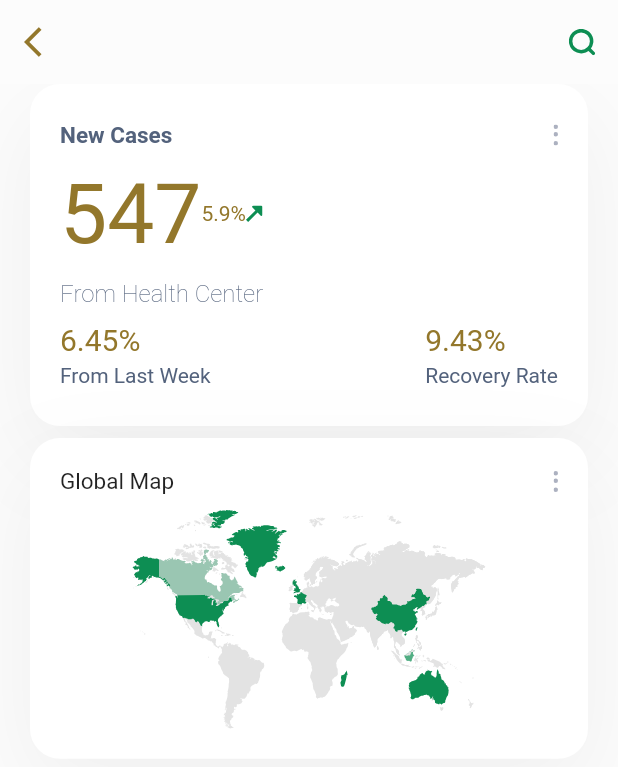
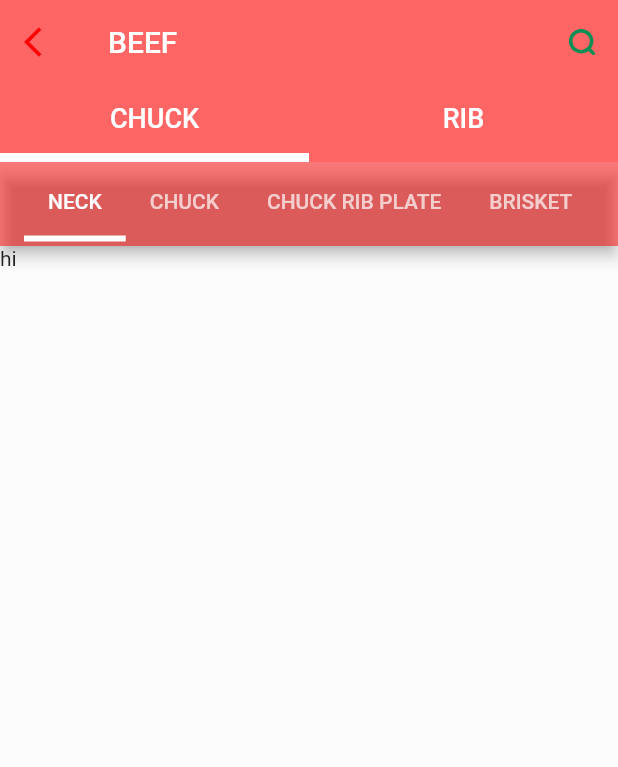
Before and after one commit to nmakucsd/Kiss-My-Round, a Flutter app: the screen it shows after launch, after a tap on "BEEF", on a phone screen of 412 x 824 dp. Shown: the top 767 px of the screen. Run offline on Flutter 3.47's test engine with Material 2 defaults, Android fonts, the phone set to English and light mode, and no system bars; our stand-ins replace flutter_svg.

Commit message:
Add 2 Layers of TabBars
Add the Chuck and Rib TabBars and add some input for a sub TabBar.

```diff
--- a/kiss_my_round/lib/constants.dart
+++ b/kiss_my_round/lib/constants.dart
@@ -3,6 +3,6 @@ import 'package:flutter/material.dart';
 const kTextColor = Color(0xFF1E2432);
 const kTextMediumColor = Color(0xFF53627C);
 const kTextLightColor = Color(0xFFACB1C0);
-const kPrimaryColor = Color(0xFF93772B);
+const kPrimaryColor = Color(0xFFFF0000);
 const kBackgroundColor = Color(0xFFFCFCFC);
 const kInactiveChartColor = Color(0xFFEAECEF);
--- /dev/null
+++ b/kiss_my_round/lib/screens/beef_screen.dart
@@ -0,0 +1,108 @@
+import 'package:kiss_my_round/constants.dart';
+import 'package:kiss_my_round/styles/my_icons.dart';
+import 'package:flutter/material.dart';
+import 'package:flutter_svg/svg.dart';
+import 'package:kiss_my_round/widgets/chuck_top_tabs.dart';
+import 'package:kiss_my_round/widgets/rib_top_tabs.dart';
+
+class BeefScreen extends StatefulWidget {
+  @override
+  State<StatefulWidget> createState() {
+    return _BeefScreenState();
+  }
+}
+
+class _BeefScreenState extends State<BeefScreen> {
+  @override
+  Widget build(BuildContext context) {
+    return DefaultTabController(
+      length: 2,
+      child: Scaffold(
+        //Build a bar for the first layer of division (Chuck, Ribs, Loins, Round)
+        appBar: buildBeefAppBar(context, "BEEF"),
+
+        //Build a second Tab Bar for each selection in first layer
+        body: TabBarView(
+          children: <Widget>[
+            ChuckTopTabs(),
+            RibTopTabs(),
+          ],
+        ),
+      ),
+    );
+  }
+
+  AppBar buildBeefAppBar(BuildContext context, String title) {
+    return AppBar(
+      backgroundColor: kPrimaryColor.withOpacity(0.6),
+      elevation: 0,
+      leading: IconButton(
+        icon: Icon(
+          Icons.arrow_back_ios,
+          color: kPrimaryColor,
+        ),
+        onPressed: () {
+          Navigator.pop(context);
+        },
+      ),
+      title: Text(title),
+      actions: <Widget>[
+        IconButton(
+          icon: SvgPicture.asset(iconSearch),
+          onPressed: () {},
+        ),
+      ],
+      bottom: TabBar(
+        isScrollable: false,
+        indicatorColor: Colors.white,
+        indicatorWeight: 6,
+        onTap: (section) {
+          setState(() {
+            switch (section) {
+              case 0:
+                break;
+              case 1:
+                break;
+
+              default:
+            }
+          });
+        },
+        tabs: <Widget>[
+          Tab(
+            child: Container(
+              child: Text(
+                'CHUCK',
+                style: TextStyle(color: Colors.white, fontSize: 18.0),
+              ),
+            ),
+          ),
+          Tab(
+            child: Container(
+              child: Text(
+                'RIB',
+                style: TextStyle(color: Colors.white, fontSize: 18.0),
+              ),
+            ),
+          ),
+          // Tab(
+          //   child: Container(
+          //     child: Text(
+          //       'LOIN',
+          //       style: TextStyle(color: Colors.white, fontSize: 18.0),
+          //     ),
+          //   ),
+          // ),
+          // Tab(
+          //   child: Container(
+          //     child: Text(
+          //       'ROUND',
+          //       style: TextStyle(color: Colors.white, fontSize: 18.0),
+          //     ),
+          //   ),
+          // ),
+        ],
+      ),
+    );
+  }
+}
--- a/kiss_my_round/lib/screens/home_screen.dart
+++ b/kiss_my_round/lib/screens/home_screen.dart
@@ -4,7 +4,9 @@ import 'package:flutter/material.dart';
 import 'package:flutter/rendering.dart';
 import 'package:flutter_svg/svg.dart';
 import 'package:kiss_my_round/styles/my_icons.dart';
+import 'package:kiss_my_round/widgets/popular_card.dart';
 
+import 'beef_screen.dart';
 import 'details_screen.dart';
 // import 'details_screen.dart';
 
@@ -13,11 +15,14 @@ class HomeScreen extends StatelessWidget {
   Widget build(BuildContext context) {
     return Scaffold(
       appBar: buildAppBar(),
-      body: Column(
+      body: ListView(
+        children: [
+          Column(
             crossAxisAlignment: CrossAxisAlignment.center,
             children: <Widget>[
               Container(
-            padding: EdgeInsets.only(left: 20, top: 20, right: 20, bottom: 20),
+                padding:
+                    EdgeInsets.only(left: 20, top: 20, right: 20, bottom: 20),
                 width: double.infinity,
                 decoration: BoxDecoration(
                   color: kPrimaryColor,
@@ -48,7 +53,7 @@ class HomeScreen extends StatelessWidget {
                               context,
                               MaterialPageRoute(
                                 builder: (context) {
-                              return DetailsScreen();
+                                  return BeefScreen();
                                 },
                               ),
                             );
@@ -96,84 +101,71 @@ class HomeScreen extends StatelessWidget {
                             );
                           },
                         ),
-                    // InfoCard(
-                    //   title: "Total Deaths",
-                    //   iconColor: Color(0xFFFF2D55),
-                    //   effectedNum: 75,
-                    //   press: () {},
-                    // ),
-                    // InfoCard(
-                    //   title: "Total Recovered",
-                    //   iconColor: Color(0xFF50E3C2),
-                    //   effectedNum: 75,
-                    //   press: () {},
-                    // ),
-                    // InfoCard(
-                    //     title: "New Cases",
-                    //     iconColor: Color(0xFF5859D6),
-                    //     effectedNum: 75,
-                    //     press: () {
-                    //       Navigator.push(
-                    //         context,
-                    //         MaterialPageRoute(
-                    //           builder: (context) {
-                    //             return DetailsScreen();
-                    //           },
-                    //         ),
-                    //       );
-                    //     }),
                       ],
                     ),
                     SizedBox(height: 10),
                   ],
                 ),
               ),
-          SizedBox(height: 5),
+              SizedBox(height: 20),
+              //
+
               Padding(
                 padding: const EdgeInsets.symmetric(horizontal: 20),
-            child: SingleChildScrollView(
                 child: Column(
                   crossAxisAlignment: CrossAxisAlignment.start,
                   children: <Widget>[
                     Text(
-                    "Preventions",
+                      "What's Popular",
                       style: Theme.of(context)
                           .textTheme
                           .title
                           .copyWith(fontWeight: FontWeight.bold),
                     ),
                     SizedBox(height: 5),
-                  buildPrevention(),
+
+                    //
+
+                    SingleChildScrollView(
+                      scrollDirection: Axis.horizontal,
+                      child: Row(
+                        children: <Widget>[
+                          PopularCard(
+                            item: "RIBEYE",
+                            animal: "BEEF",
+                            imgSrc: cowPicture,
+                            press: () {},
+                          ),
+                          PopularCard(
+                            item: "FILET MIGNON",
+                            animal: "BEEF",
+                            imgSrc: cowPicture,
+                            press: () {},
+                          ),
+                          PopularCard(
+                            item: "CARNE ASADA",
+                            animal: "BEEF",
+                            imgSrc: cowPicture,
+                            press: () {},
+                          ),
+                          PopularCard(
+                            item: "PORK CHOP",
+                            animal: "PORK",
+                            imgSrc: pigPicture,
+                            press: () {},
+                          )
+                        ],
+                      ),
+                    ),
                     SizedBox(height: 5),
                     buildHelpCard(context),
                   ],
                 ),
-            ),
               )
             ],
           ),
-    );
-  }
-
-  Row buildPrevention() {
-    return Row(
-      mainAxisAlignment: MainAxisAlignment.spaceBetween,
-      //Three prevention pictures
-      children: <Widget>[
-        // PreventionCard(
-        //   svgSrc: iconWashHands,
-        //   title: "Wash Hands",
-        // ),
-        // PreventionCard(
-        //   svgSrc: iconUseMask,
-        //   title: "Use Mask",
-        // ),
-        // PreventionCard(
-        //   svgSrc: iconCleanDisinfect,
-        //   title: "Clean Disinfect",
-        // ),
-        Text('Prevention Cards'),
         ],
+      ),
     );
   }
 
@@ -255,27 +247,3 @@ class HomeScreen extends StatelessWidget {
     );
   }
 }
-
-class PreventionCard extends StatelessWidget {
-  final String svgSrc;
-  final String title;
-  const PreventionCard({
-    Key key,
-    this.svgSrc,
-    this.title,
-  }) : super(key: key);
-
-  @override
-  Widget build(BuildContext context) {
-    return Column(
-      children: <Widget>[
-        SvgPicture.asset(svgSrc),
-        Text(
-          title,
-          style:
-              Theme.of(context).textTheme.body2.copyWith(color: kPrimaryColor),
-        )
-      ],
-    );
-  }
-}
--- /dev/null
+++ b/kiss_my_round/lib/widgets/chuck_top_tabs.dart
@@ -0,0 +1,91 @@
+import 'package:flutter/material.dart';
+import 'package:kiss_my_round/constants.dart';
+
+class ChuckTopTabs extends StatefulWidget {
+  @override
+  _ChuckTopTabsState createState() => _ChuckTopTabsState();
+}
+
+class _ChuckTopTabsState extends State<ChuckTopTabs>
+    with SingleTickerProviderStateMixin {
+  TabController _tabController;
+
+  @override
+  void initState() {
+    super.initState();
+    _tabController = new TabController(length: 10, vsync: this);
+    _tabController.addListener(_handleTabSelection);
+  }
+
+  void _handleTabSelection() {
+    setState(() {});
+  }
+
+  @override
+  Widget build(BuildContext context) {
+    return DefaultTabController(
+      length: 10,
+      child: Scaffold(
+        appBar: AppBar(
+          automaticallyImplyLeading: false,
+          backgroundColor: kPrimaryColor.withOpacity(0.5),
+          title: TabBar(
+            controller: _tabController,
+            isScrollable: true,
+            indicatorWeight: 4.0,
+            indicatorColor: Colors.white,
+            unselectedLabelColor: Colors.grey[250],
+            tabs: <Widget>[
+              Tab(
+                child: Text("NECK"),
+              ),
+              Tab(
+                child: Text("CHUCK"),
+              ),
+              Tab(
+                child: Text("CHUCK RIB PLATE"),
+              ),
+              Tab(
+                child: Text("BRISKET"),
+              ),
+              Tab(
+                child: Text("FORESHANK"),
+              ),
+              Tab(
+                child: Text("TERES MAJOR"),
+              ),
+              Tab(
+                child: Text("UNDERBLADE"),
+              ),
+              Tab(
+                child: Text("SHOULDER CLOD"),
+              ),
+              Tab(
+                child: Text("FLAT IRON STEAK"),
+              ),
+              Tab(
+                child: Text("MOCK TENDER"),
+              ),
+            ],
+          ),
+        ),
+        body: TabBarView(
+          //adds content into tab
+          controller: _tabController,
+          children: <Widget>[
+            Text("hi"),
+            Text("hi"),
+            Text("hi"),
+            Text("hi"),
+            Text("hi"),
+            Text("hi"),
+            Text("hi"),
+            Text("hi"),
+            Text("hi"),
+            Text("hi"),
+          ],
+        ),
+      ),
+    );
+  }
+}
--- a/kiss_my_round/lib/widgets/info_card.dart
+++ b/kiss_my_round/lib/widgets/info_card.dart
@@ -28,7 +28,14 @@ class InfoCard extends StatelessWidget {
             //here constraints.maxWidth provides us the available width for the widget
             decoration: BoxDecoration(
               color: Colors.white,
-              borderRadius: BorderRadius.circular(8),
+              borderRadius: BorderRadius.circular(15),
+              boxShadow: [
+                BoxShadow(
+                  offset: Offset(0, 5),
+                  blurRadius: 0,
+                  color: Colors.black.withOpacity(0.1),
+                )
+              ],
             ),
             child: Column(
               crossAxisAlignment: CrossAxisAlignment.center,
--- /dev/null
+++ b/kiss_my_round/lib/widgets/popular_card.dart
@@ -0,0 +1,69 @@
+import 'package:flutter/material.dart';
+
+import '../constants.dart';
+
+class PopularCard extends StatelessWidget {
+  final String item, animal, imgSrc;
+  final Function press;
+  const PopularCard({
+    Key key,
+    this.item,
+    this.animal,
+    this.imgSrc,
+    this.press,
+  }) : super(key: key);
+
+  @override
+  Widget build(BuildContext context) {
+    //card outside of the picture
+    //this size provides you the total height and width of the screen
+    Size size = MediaQuery.of(context).size;
+    return Container(
+      margin: EdgeInsets.only(left: 5, right: 10, top: 20, bottom: 20),
+      decoration: BoxDecoration(
+        color: Colors.white,
+        borderRadius: BorderRadius.circular(10),
+        boxShadow: [
+          BoxShadow(
+            offset: Offset(0, 5),
+            blurRadius: 5,
+            color: Color(0xFFB0CCE1).withOpacity(0.32),
+          )
+        ],
+      ),
+      child: Material(
+        color: Colors.transparent,
+        child: InkWell(
+          onTap: press,
+          child: Padding(
+            padding: const EdgeInsets.all(20.0),
+            child: Column(
+              //Content inside the card
+              children: <Widget>[
+                Container(
+                  margin: EdgeInsets.only(top: 15, bottom: 15),
+                  padding: EdgeInsets.all(25),
+                  decoration: BoxDecoration(
+                    color: kPrimaryColor.withOpacity(0.13),
+                    shape: BoxShape.circle,
+                  ),
+                  child: Image.asset(
+                    imgSrc,
+                    width: size.width * 0.18,
+                    // size.width * 0.18 means it uses 18% of the screen width
+                  ),
+                ),
+                Text(item),
+                SizedBox(height: 10),
+                Text(
+                  animal,
+                  style: TextStyle(fontSize: 12),
+                ),
+              ],
+            ),
+          ),
+        ),
+      ),
+    );
+  }
+}
```
Also changed, not shown: kiss_my_round/lib/widgets/rib/rib_ribs_tab.dart (added, +62 -0 lines), kiss_my_round/lib/widgets/rib_top_tabs.dart (added, +73 -0 lines), 13 other files. Lines whose indentation alone changed are shown as unchanged.
